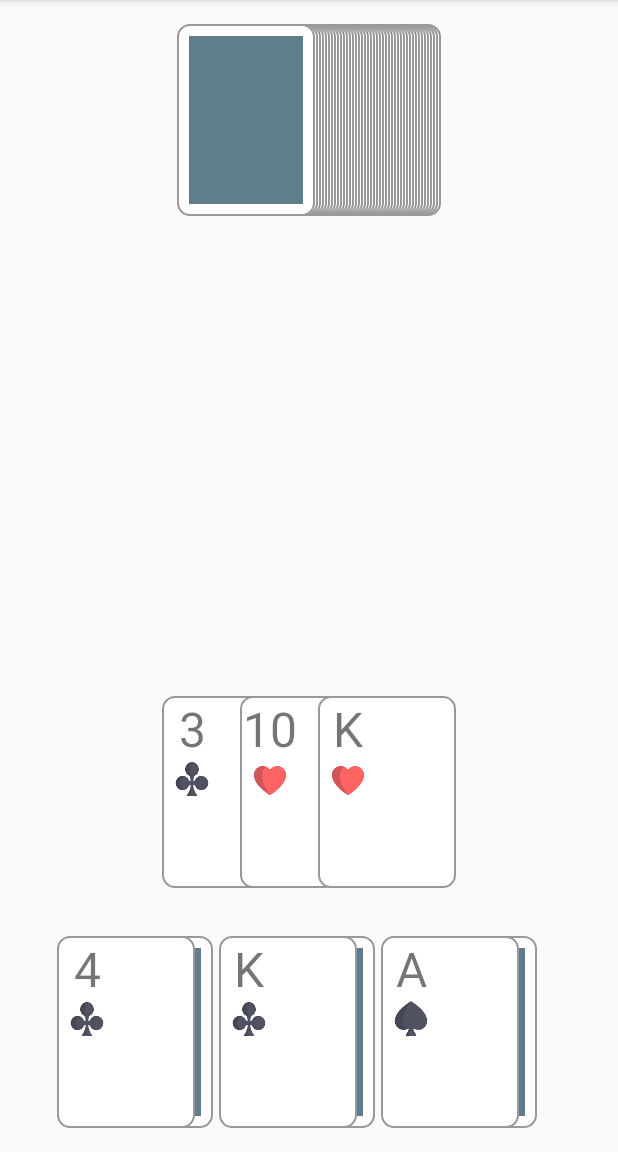
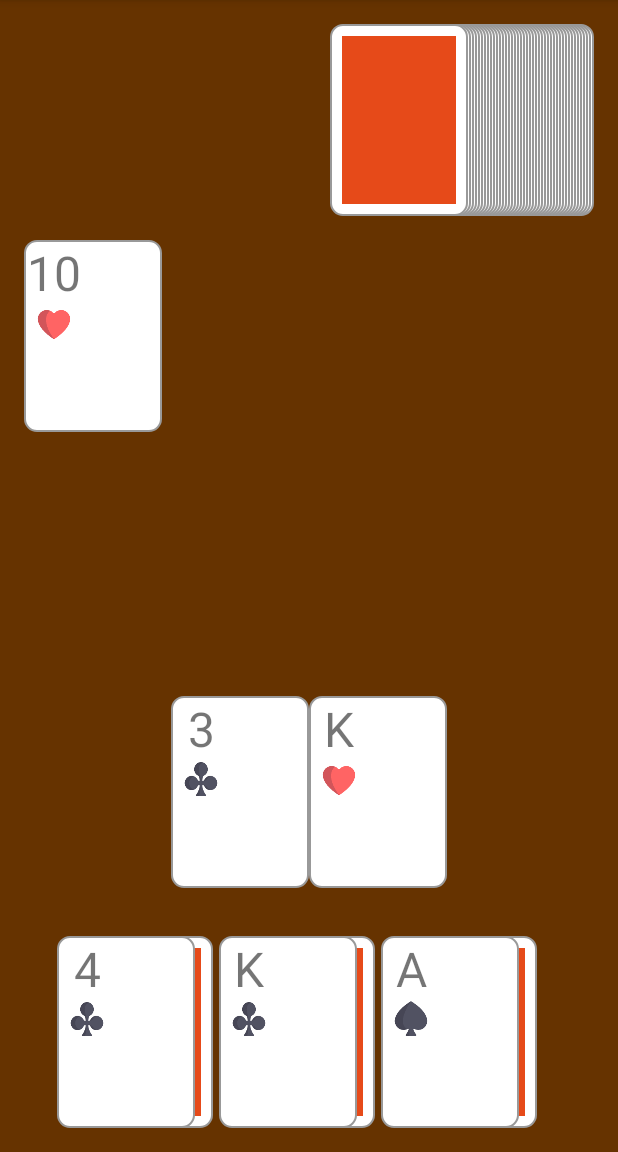
Before and after one commit to firekesti/Shaitzov, an Android app: the screen it shows after launch (MainActivity), after a tap on an icon or button, on a phone screen of 412 x 824 dp, the part 84-1236 px from its top. Run offline under Robolectric (Android 15) with nearby library versions, the phone set to English and light mode, and no system bars; our stand-ins replace EventBus; 1 statement that could not run was skipped.

Commit message:
move cards around! with rules!

```diff
--- a/app/src/main/java/net/crunkhouse/shaitzov/MainActivity.java
+++ b/app/src/main/java/net/crunkhouse/shaitzov/MainActivity.java
@@ -5,11 +5,20 @@ import android.support.v7.app.AppCompatActivity;
 import android.support.v7.widget.LinearLayoutManager;
 import android.support.v7.widget.RecyclerView;
 
+import org.greenrobot.eventbus.EventBus;
+import org.greenrobot.eventbus.Subscribe;
+
 import java.util.ArrayList;
 
 public class MainActivity extends AppCompatActivity {
     private static final int INITIAL_HAND_SIZE = 3;
     private static final int FACE_UP_AND_DOWN_CARD_AMOUNT = 3;
+
+    private PlayingCardAdapter playerHandAdapter;
+    private PlayingCardAdapter pileAdapter;
+    private PlayingCardAdapter deckAdapter;
+    private PlayingCardAdapter faceDownAdapter;
+    private PlayingCardAdapter faceUpAdapter;
 
     @Override
     protected void onCreate(Bundle savedInstanceState) {
@@ -30,7 +39,7 @@ public class MainActivity extends AppCompatActivity {
             playerFaceDown.add(PlayingCardUtils.drawFrom(deck));
         }
         RecyclerView faceDownView = (RecyclerView) findViewById(R.id.player_facedown);
-        PlayingCardAdapter faceDownAdapter = new PlayingCardAdapter(playerFaceDown, CardSource.FACE_DOWN);
+        faceDownAdapter = new PlayingCardAdapter(playerFaceDown, CardSource.FACE_DOWN);
         faceDownView.setAdapter(faceDownAdapter);
         faceDownView.addItemDecoration(new CardSpacingDecorator(faceDownView.getContext()));
         faceDownView.setLayoutManager(new LinearLayoutManager(this, LinearLayoutManager.HORIZONTAL, false));
@@ -40,7 +49,7 @@ public class MainActivity extends AppCompatActivity {
             playerFaceUp.add(PlayingCardUtils.drawFrom(deck));
         }
         RecyclerView faceUpView = (RecyclerView) findViewById(R.id.player_faceup);
-        PlayingCardAdapter faceUpAdapter = new PlayingCardAdapter(playerFaceUp, CardSource.FACE_UP);
+        faceUpAdapter = new PlayingCardAdapter(playerFaceUp, CardSource.FACE_UP);
         faceUpView.setAdapter(faceUpAdapter);
         faceUpView.addItemDecoration(new CardSpacingDecorator(faceUpView.getContext()));
         faceUpView.setLayoutManager(new LinearLayoutManager(this, LinearLayoutManager.HORIZONTAL, false));
@@ -50,16 +59,74 @@ public class MainActivity extends AppCompatActivity {
             playerHand.add(PlayingCardUtils.drawFrom(deck));
         }
         RecyclerView handView = (RecyclerView) findViewById(R.id.player_hand);
-        PlayingCardAdapter playerHandAdapter = new PlayingCardAdapter(playerHand, CardSource.HAND);
+        playerHandAdapter = new PlayingCardAdapter(playerHand, CardSource.HAND);
         handView.setAdapter(playerHandAdapter);
         handView.addItemDecoration(new CardOverlapDecorator(handView.getContext()));
         handView.setLayoutManager(new LinearLayoutManager(this, LinearLayoutManager.HORIZONTAL, false));
 
         // Add the deck
         RecyclerView deckView = (RecyclerView) findViewById(R.id.deck);
-        PlayingCardAdapter deckAdapter = new PlayingCardAdapter(deck, CardSource.DECK);
+        deckAdapter = new PlayingCardAdapter(deck, CardSource.DECK);
         deckView.setAdapter(deckAdapter);
         deckView.addItemDecoration(new DeckOverlapDecorator(deckView.getContext()));
         deckView.setLayoutManager(new LinearLayoutManager(this, LinearLayoutManager.HORIZONTAL, true));
+
+        // Add the pile
+        RecyclerView pileView = (RecyclerView) findViewById(R.id.pile);
+        pileAdapter = new PlayingCardAdapter(pile, CardSource.PILE);
+        pileView.setAdapter(pileAdapter);
+        pileView.addItemDecoration(new PileOverlapDecorator(pileView.getContext()));
+        pileView.setLayoutManager(new LinearLayoutManager(this, LinearLayoutManager.HORIZONTAL, false));
+    }
+
+    @Subscribe
+    public void onCardClicked(CardClickedEvent event) {
+        PlayingCard card = event.getCard();
+        switch (event.getSource()) {
+            case HAND:
+                // Can always play from the hand. Let's start here.
+                playerHandAdapter.remove(card);
+                pileAdapter.add(card);
+                break;
+            case DECK:
+                // If a deck card was clicked, we want to actually draw the top card
+                card = deckAdapter.getCards().get(deckAdapter.getItemCount() - 1);
+                deckAdapter.remove(card);
+                playerHandAdapter.add(card);
+                break;
+            case FACE_UP:
+                // Only do something if all player-hand cards are gone
+                if (playerHandAdapter.getItemCount() == 0) {
+                    faceUpAdapter.remove(card);
+                    pileAdapter.add(card);
+                }
+                break;
+            case FACE_DOWN:
+                // Only do something if all face-up cards AND hand cards are gone
+                if (faceUpAdapter.getItemCount() == 0 && playerHandAdapter.getItemCount() == 0) {
+                    faceDownAdapter.remove(card);
+                    pileAdapter.add(card);
+                }
+                break;
+            case PILE:
+                // take all cards from pile, put in hand
+                ArrayList<PlayingCard> cards = pileAdapter.getCards();
+                playerHandAdapter.addAll(cards);
+                pileAdapter.clear();
+            default:
+                break;
+        }
+    }
+
+    @Override
+    public void onStart() {
+        super.onStart();
+        EventBus.getDefault().register(this);
+    }
+
+    @Override
+    public void onStop() {
+        super.onStop();
+        EventBus.getDefault().unregister(this);
     }
 }
--- a/app/src/main/java/net/crunkhouse/shaitzov/CardOverlapDecorator.java
+++ b/app/src/main/java/net/crunkhouse/shaitzov/PileOverlapDecorator.java
@@ -9,12 +9,12 @@ import android.view.View;
  * An ItemDecorator to overlap cards.
  */
 
-public class CardOverlapDecorator extends RecyclerView.ItemDecoration {
+public class PileOverlapDecorator extends RecyclerView.ItemDecoration {
 
     private int overlapAmount;
 
-    public CardOverlapDecorator(Context context) {
-        overlapAmount = DensityUtils.dpToPixel(context, -40);
+    public PileOverlapDecorator(Context context) {
+        overlapAmount = DensityUtils.dpToPixel(context, -80);
     }
 
     @Override
--- a/app/src/main/java/net/crunkhouse/shaitzov/PlayingCardAdapter.java
+++ b/app/src/main/java/net/crunkhouse/shaitzov/PlayingCardAdapter.java
@@ -45,6 +45,31 @@ class PlayingCardAdapter extends RecyclerView.Adapter<PlayingCardAdapter.ViewHol
         return cards.size();
     }
 
+    public void remove(PlayingCard card) {
+        int pos = cards.indexOf(card);
+        cards.remove(pos);
+        notifyItemRemoved(pos);
+    }
+
+    public void add(PlayingCard card) {
+        cards.add(card);
+        notifyItemInserted(cards.indexOf(card));
+    }
+
+    public void addAll(ArrayList<PlayingCard> cardsToAdd) {
+        int oldsize = cards.size();
+        cards.addAll(cardsToAdd);
+        notifyItemRangeInserted(oldsize, cards.size());
+    }
+
+    public ArrayList<PlayingCard> getCards() {
+        return cards;
+    }
+
+    public void clear() {
+        notifyItemRangeRemoved(0, cards.size());
+        cards.clear();
+    }
 
     public static class ViewHolder extends RecyclerView.ViewHolder {
         public PlayingCardView view;
--- a/app/src/main/res/layout/activity_main.xml
+++ b/app/src/main/res/layout/activity_main.xml
@@ -4,6 +4,8 @@
     xmlns:tools="http://schemas.android.com/tools"
     android:layout_width="match_parent"
     android:layout_height="match_parent"
+    android:clipChildren="false"
+    android:clipToPadding="false"
     android:orientation="vertical"
     android:padding="16dp"
     tools:context="net.crunkhouse.shaitzov.MainActivity">
@@ -11,7 +13,15 @@
     <!-- The deck -->
     <android.support.v7.widget.RecyclerView
         android:id="@+id/deck"
-        android:layout_width="wrap_content"
+        android:layout_width="match_parent"
+        android:layout_height="wrap_content"
+        android:layout_gravity="center"
+        android:layout_marginBottom="16dp"/>
+
+    <!-- The pile -->
+    <android.support.v7.widget.RecyclerView
+        android:id="@+id/pile"
+        android:layout_width="match_parent"
         android:layout_height="wrap_content"
         android:layout_gravity="center"/>
 
@@ -38,7 +48,8 @@
             android:id="@+id/player_facedown"
             android:layout_width="wrap_content"
             android:layout_height="wrap_content"
-            android:layout_marginLeft="12dp"/>
+            android:layout_marginLeft="12dp"
+            tools:ignore="RtlHardcoded"/>
 
         <android.support.v7.widget.RecyclerView
             android:id="@+id/player_faceup"
--- a/app/src/main/res/layout/playing_card_view.xml
+++ b/app/src/main/res/layout/playing_card_view.xml
@@ -20,6 +20,7 @@
         tools:ignore="RtlHardcoded"
         tools:src="@drawable/suit_club"/>
 
+    <!-- TODO: make this the CRUNK!!! star -->
     <View
         android:id="@+id/back_face"
         android:layout_width="76dp"
--- a/app/src/main/res/values/colors.xml
+++ b/app/src/main/res/values/colors.xml
@@ -1,6 +1,12 @@
 <?xml version="1.0" encoding="utf-8"?>
 <resources>
-    <color name="colorPrimary">#ff5722</color>
-    <color name="colorPrimaryDark">#d84315</color>
-    <color name="colorAccent">#607d8b</color>
+    <color name="colorPrimary">@color/deep_orange</color>
+    <color name="colorPrimaryDark">@color/deep_orange_dark</color>
+    <color name="colorAccent">@color/deep_orange_dark</color>
+    <color name="table">@color/nutmeg_wood</color>
+
+    <!-- Real Color Names -->
+    <color name="deep_orange">#FF5722</color>
+    <color name="deep_orange_dark">#E64A19</color>
+    <color name="nutmeg_wood">#663300</color>
 </resources>
--- a/app/src/main/res/values/styles.xml
+++ b/app/src/main/res/values/styles.xml
@@ -6,6 +6,7 @@
         <item name="colorPrimary">@color/colorPrimary</item>
         <item name="colorPrimaryDark">@color/colorPrimaryDark</item>
         <item name="colorAccent">@color/colorAccent</item>
+        <item name="android:windowBackground">@color/table</item>
     </style>
 
 </resources>
```
